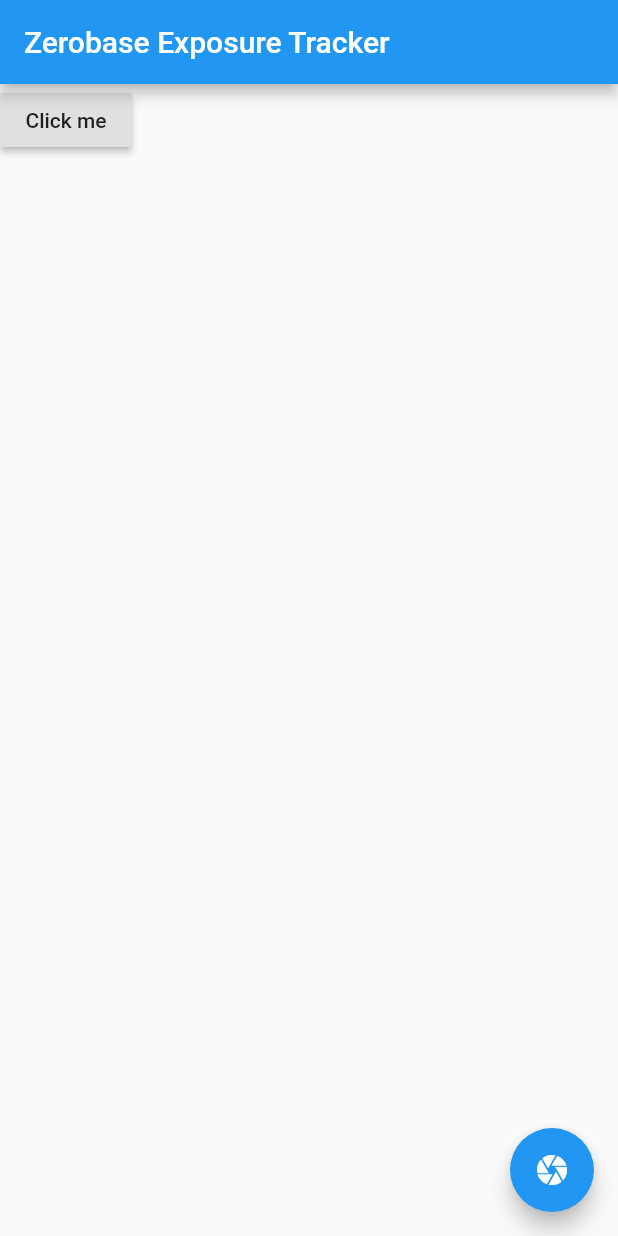
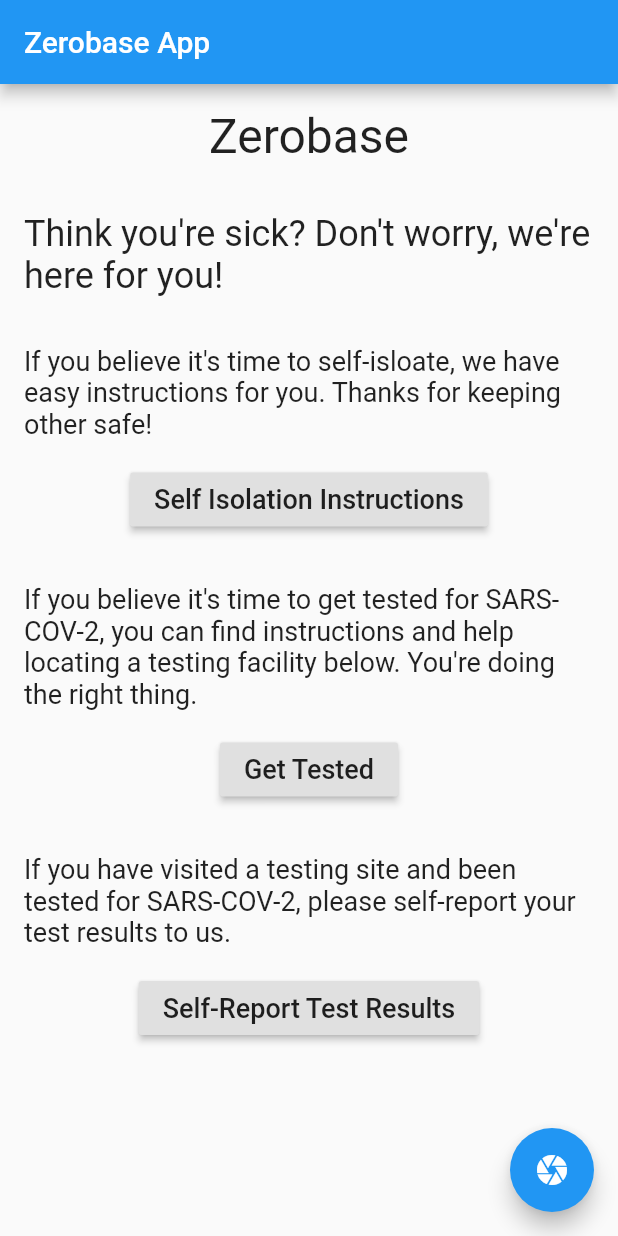
Before and after one commit to zerobase-io/zerobase_app, a Flutter app: the screen it shows after launch, after a tap on the "camera" icon, on a phone screen of 412 x 824 dp. Run offline on Flutter 3.47's test engine with Material 2 defaults, Android fonts, the phone set to English and light mode, and no system bars; our stand-ins replace firebase_dynamic_links, firebase_messaging; accounts and stored records are empty.

Commit message:
Re-implemented push notifications, added some basic content (mostly placeholders)

```diff
--- /dev/null
+++ b/lib/get_tested.dart
@@ -0,0 +1,52 @@
+import 'package:flutter/cupertino.dart';
+import 'package:flutter/material.dart';
+
+class GetTested extends StatelessWidget {
+  static final routeName = '/get_tested';
+
+  @override
+  Widget build(BuildContext context) {
+    const bodyTextStyle = TextStyle(fontSize: 18);
+    return Scaffold(
+      appBar: AppBar(
+        title: Text("SARS-COV-2 Testing Instructions"),
+      ),
+      body: Center(
+        child: Padding(
+          padding: const EdgeInsets.all(16.0),
+          child: Column(children: <Widget>[
+            Text("It's Time to Get Tested.", style: TextStyle(fontSize: 24)),
+            Padding(padding: const EdgeInsets.all(8)),
+            Text(
+                "COVID-19 can be a serious disease, but we're here "
+                "to help keep you safe, and to keep those in your community safe.",
+                style: bodyTextStyle),
+            Padding(padding: const EdgeInsets.all(8)),
+            Text(
+                "The next step is to get tested as soon as possible, and to avoid "
+                "all unnecessary contact with others.",
+                style: bodyTextStyle),
+            Padding(padding: const EdgeInsets.all(8)),
+            Text(
+                "It is imperative to the health of your community and the world "
+                "that you get tested for SARS-COV-2 as soon as possible.",
+                style: bodyTextStyle),
+            Padding(padding: const EdgeInsets.all(8)),
+            Text(
+                "We've assembled all the information you need, and will help you "
+                "find a testing site. Click the button below to get started.",
+                style: bodyTextStyle),
+            Padding(padding: const EdgeInsets.all(8)),
+            RaisedButton(
+              child: Text("Find Testing Site", style: bodyTextStyle,),
+              onPressed: () {
+                // Link off to appropriate site
+                print("Find Testing Site()");
+              },
+            )
+          ]),
+        ),
+      ),
+    );
+  }
+}
--- a/lib/main.dart
+++ b/lib/main.dart
@@ -1,6 +1,11 @@
+import 'package:firebase_dynamic_links/firebase_dynamic_links.dart';
 import 'package:flutter/material.dart';
 
+import 'get_tested.dart';
 import 'message_handler.dart';
+import 'self_isolate.dart';
+import 'self_report.dart';
+import 'welcome.dart';
 
 void main() => runApp(App());
 
@@ -8,19 +13,27 @@ class App extends StatelessWidget {
   @override
   Widget build(BuildContext context) {
     return MaterialApp(
-      title: 'Zerobase',
-      theme: ThemeData(
-        primarySwatch: Colors.blue,
-      ),
-      home: HomePage(title: 'Zerobase Exposure Tracker'),
-    );
+        title: 'Zerobase',
+        theme: ThemeData(
+          primarySwatch: Colors.blue,
+        ),
+        initialRoute: HomePage.routeName,
+        routes: {
+          HomePage.routeName: (context) => HomePage(),
+          GetTested.routeName: (context) => GetTested(),
+          SelfIsolate.routeName: (context) => SelfIsolate(),
+          Welcome.routeName: (context) => Welcome(),
+          SelfReport.routeName: (context) => SelfReport()
+        });
   }
 }
 
 class HomePage extends StatefulWidget {
-  HomePage({Key key, this.title}) : super(key: key);
+  static final routeName = '/';
 
-  final String title;
+  HomePage({Key key}) : super(key: key);
+
+  final String title = "Zerobase App";
 
   @override
   _HomePageState createState() => _HomePageState();
@@ -31,15 +44,76 @@ scanQr(BuildContext context) {
 }
 
 class _HomePageState extends State<HomePage> {
-
+  @override
+  void initState() {
+    super.initState();
+    initDynamicLinks();
+  }
 
   @override
   Widget build(BuildContext context) {
+    const bodyTextStyle = TextStyle(fontSize: 18);
     return Scaffold(
       appBar: AppBar(
         title: Text(widget.title),
       ),
-      body: MessageHandler(),
+      body: Column(
+        children: <Widget>[
+          MessageHandler(),
+          Padding(
+            padding: const EdgeInsets.all(16.0),
+            child: Column(
+              children: <Widget>[
+                Center(child: Text("Zerobase", style: TextStyle(fontSize: 32))),
+                Padding(padding: const EdgeInsets.all(16.0)),
+                Text("Think you're sick? Don't worry, we're here for you!",
+                    style: TextStyle(fontSize: 24)),
+                Padding(padding: const EdgeInsets.all(16.0)),
+                Text(
+                    "If you believe it's time to self-isloate, we have easy "
+                    "instructions for you. Thanks for keeping other safe!",
+                    style: bodyTextStyle),
+                Padding(padding: const EdgeInsets.all(8.0)),
+                RaisedButton(
+                  child: Text(
+                    "Self Isolation Instructions",
+                    style: bodyTextStyle,
+                  ),
+                  onPressed: () {
+                    Navigator.pushNamed(context, SelfIsolate.routeName);
+                  },
+                ),
+                Padding(padding: const EdgeInsets.all(16.0)),
+                Text(
+                    "If you believe it's time to get tested for SARS-COV-2, "
+                    "you can find instructions and help locating a testing "
+                    "facility below. You're doing the right thing.",
+                    style: bodyTextStyle),
+                Padding(padding: const EdgeInsets.all(8.0)),
+                RaisedButton(
+                  child: Text("Get Tested", style: bodyTextStyle),
+                  onPressed: () {
+                    Navigator.pushNamed(context, GetTested.routeName);
+                  },
+                ),
+                Padding(padding: const EdgeInsets.all(16.0)),
+                Text(
+                  "If you have visited a testing site and been tested for "
+                  "SARS-COV-2, please self-report your test results to us.",
+                  style: bodyTextStyle,
+                ),
+                Padding(padding: const EdgeInsets.all(8.0)),
+                RaisedButton(
+                  child: Text("Self-Report Test Results", style: bodyTextStyle),
+                  onPressed: () {
+                    Navigator.pushNamed(context, SelfReport.routeName);
+                  },
+                )
+              ],
+            ),
+          )
+        ],
+      ),
       floatingActionButton: FloatingActionButton(
         onPressed: () {
           scanQr(context);
@@ -48,4 +122,27 @@ class _HomePageState extends State<HomePage> {
       ),
     );
   }
+
+  void initDynamicLinks() async {
+    final PendingDynamicLinkData initDynamicLink =
+        await FirebaseDynamicLinks.instance.getInitialLink();
+    final Uri deepLink = initDynamicLink?.link;
+    if (deepLink != null) {
+      handleDeepLink(deepLink);
+    }
+
+    FirebaseDynamicLinks.instance.onLink(
+        onSuccess: (PendingDynamicLinkData dynamicLink) async {
+      final Uri deepLink = dynamicLink?.link;
+      handleDeepLink(deepLink);
+    }, onError: (OnLinkErrorException e) async {
+      print('onLinkError');
+      print(e.message);
+    });
+  }
+
+  void handleDeepLink(Uri uri) {
+    print("Dyanmic Link: " + uri.toString());
+    Navigator.pushNamed(context, uri.path, arguments: uri.queryParameters);
+  }
 }
--- a/lib/message_handler.dart
+++ b/lib/message_handler.dart
@@ -1,7 +1,8 @@
-import 'package:cloud_firestore/cloud_firestore.dart';
 import 'package:firebase_messaging/firebase_messaging.dart';
 import 'package:flutter/cupertino.dart';
 import 'package:flutter/material.dart';
+
+//https://fireship.io/lessons/flutter-push-notifications-fcm-guide/
 
 class MessageHandler extends StatefulWidget {
   @override
@@ -10,19 +11,10 @@ class MessageHandler extends StatefulWidget {
 
 class _MessageHandlerState extends State<MessageHandler> {
   final FirebaseMessaging _fcm = FirebaseMessaging();
-  final Firestore _fs = Firestore.instance;
 
   @override
   Widget build(BuildContext context) {
-    return Column(children: <Widget>[
-      RaisedButton(
-        child: Text("Click me"),
-        onPressed: () {
-          _fcm.subscribeToTopic("topic");
-          _fcm.getToken().then(print);
-        },
-      ),
-    ]);
+    return Container(width: 0, height: 0);
   }
 
   @override
@@ -31,14 +23,9 @@ class _MessageHandlerState extends State<MessageHandler> {
 
     _fcm.configure(
       onMessage: (Map<String, dynamic> message) async {
-        print("onMessage: $message");
-      },
-      onLaunch: (Map<String, dynamic> message) async {
-        print("onLaunch: $message");
-      },
-      onResume: (Map<String, dynamic> message) async {
-        print("onLaunch: $message");
-      },
+        print("onMessage($message)");
+        Navigator.pushNamed(context, '/get_tested');
+      }
     );
   }
 }
--- /dev/null
+++ b/lib/models/message_type.dart
@@ -0,0 +1,21 @@
+enum MessageType {
+	GET_TESTED,
+  SELF_ISOLATE
+}
+
+extension on MessageType {
+	String value() {
+		return this.toString().split('.').last;
+	}
+
+	static MessageType valueOf(String string) {
+		switch(string) {
+			case "GET_TESTED":
+				return MessageType.GET_TESTED;
+			case "SELF_ISOLATE":
+				return MessageType.SELF_ISOLATE;
+			default:
+				throw(string + " is not a valid message type!");
+		}
+	}
+}
--- /dev/null
+++ b/lib/self_isolate.dart
@@ -0,0 +1,44 @@
+import 'package:flutter/cupertino.dart';
+import 'package:flutter/material.dart';
+
+class SelfIsolate extends StatelessWidget {
+  static final routeName = '/self_isolate';
+
+  @override
+  Widget build(BuildContext context) {
+    const bodyTextStyle = TextStyle(fontSize: 18);
+    return Scaffold(
+      appBar: AppBar(
+        title: Text('Self Isolation Instructions'),
+      ),
+      body: Padding(
+        padding: const EdgeInsets.all(16.0),
+        child: Center(
+          child: Column(
+            children: <Widget>[
+              Text("It's Time to Self-Isolate.", style: TextStyle(fontSize: 24)),
+              Padding(padding: const EdgeInsets.all(8)),
+              Text(
+                  "The single most powerful tool we have against SARS-COV-2 is "
+                  "social distancing.",
+                  style: bodyTextStyle),
+              Padding(padding: const EdgeInsets.all(8)),
+              Text(
+                  "Please immediately avoid all unnecessary contact with others, "
+                  "and click the button below for further instructions.",
+                  style: bodyTextStyle),
+              Padding(padding: const EdgeInsets.all(8)),
+              RaisedButton(
+                child: Text("View Self-Isolation Instructions"),
+                onPressed: (){
+                  // Link off to appropriate site
+                  print("View Self-Isolation Instructions()");
+                },
+              )
+            ],
+          ),
+        ),
+      ),
+    );
+  }
+}
--- a/pubspec.yaml
+++ b/pubspec.yaml
@@ -14,7 +14,7 @@ description: A Flutter application for viewing reports detailing and recieving p
 version: 1.0.0+1
 
 environment:
-  sdk: ">=2.1.0 <3.0.0"
+  sdk: ">=2.6.0 <3.0.0"
 
 dependencies:
   flutter:
@@ -29,6 +29,7 @@ dependencies:
   firebase_auth: ^0.11.1+6
   cloud_firestore: ^0.12.5
   firebase_messaging: ^5.0.2
+  firebase_dynamic_links: ^0.5.0+11
 
 dev_dependencies:
   flutter_test:
```
Also changed, not shown: lib/self_report.dart (added, +119 -0 lines), lib/welcome.dart (added, +46 -0 lines), pubspec.lock, 5 other files.
